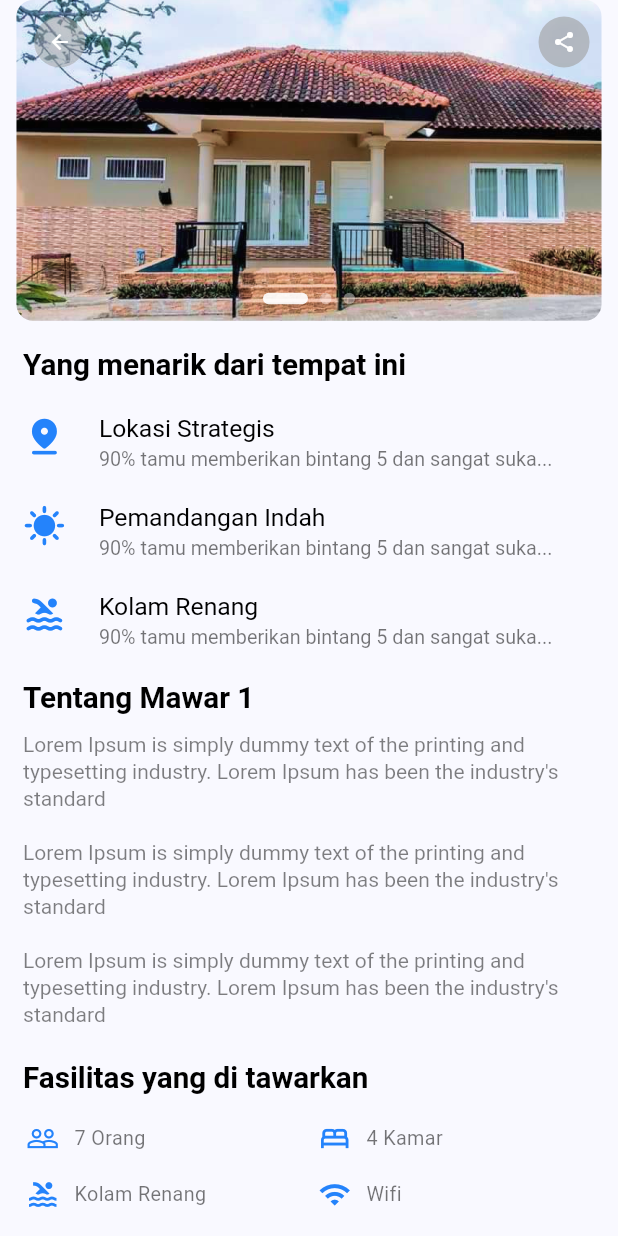
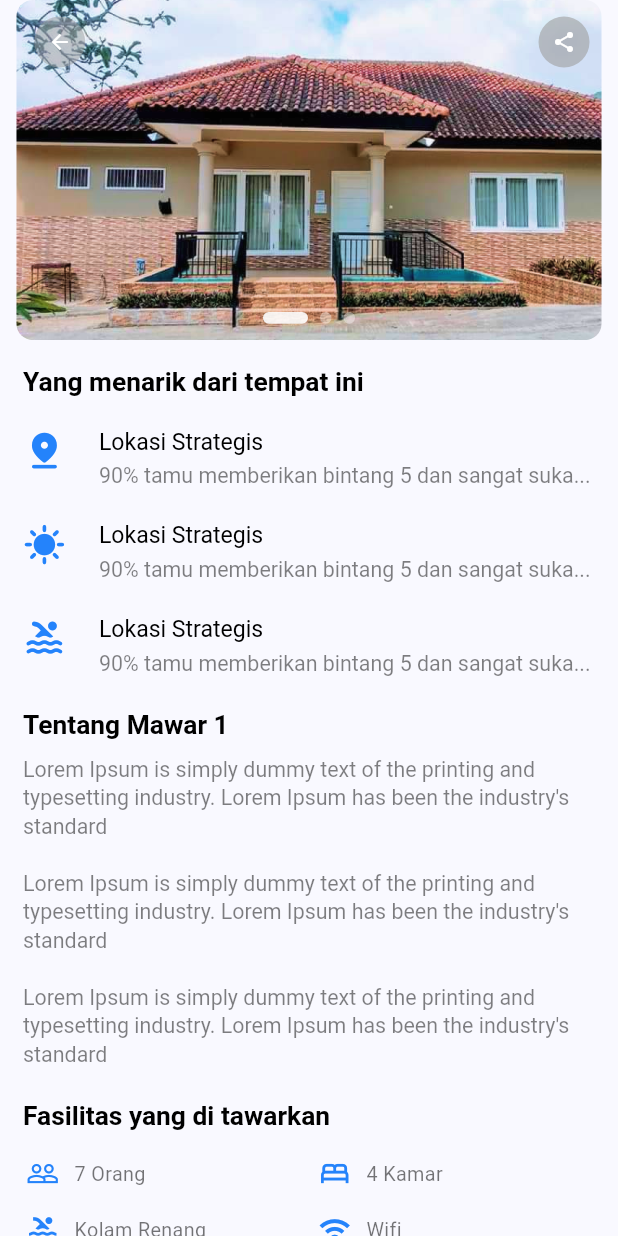
Before and after one commit to rogersovich/villa_idealis, a Flutter app: the screen it shows after launch, after a tap on "Detail", on a phone screen of 412 x 824 dp. Run offline on Flutter 3.47's test engine with Material 2 defaults, Android fonts, the phone set to English and light mode, and no system bars; drawn by our look-alikes of carousel_slider; our stand-ins replace hexcolor.

Commit message:
[UPDATE] VIlla data

```diff
--- a/lib/src/feature/home/presentation/pages/home_pages.dart
+++ b/lib/src/feature/home/presentation/pages/home_pages.dart
@@ -65,8 +65,12 @@ class _HomePagesState extends State<HomePages> {
                 facilities: villa.facilities,
               );
             }).toList(),
-            buildOutlinedButton(context, "Lihat lebih banyak",
-                onPressed: () => {}),
+            Padding(
+              padding: EdgeInsets.symmetric(
+                  horizontal: getProportionateScreenWidth(context, 10)),
+              child: buildOutlinedButton(context, "Lihat lebih banyak",
+                  onPressed: () => {}, width: double.infinity, height: 34),
+            ),
             Padding(
               padding: paddingCard,
               child: Row(
@@ -91,7 +95,7 @@ class _HomePagesState extends State<HomePages> {
                 enlargeCenterPage: false,
                 enableInfiniteScroll: false,
                 viewportFraction: 0.9,
-                aspectRatio: 1.05,
+                aspectRatio: 0.97,
                 padEnds: false,
                 onPageChanged: (index, reason) {
                   setState(() {
--- a/lib/src/feature/home/presentation/widgets/image_slider_widget.dart
+++ b/lib/src/feature/home/presentation/widgets/image_slider_widget.dart
@@ -52,7 +52,7 @@ class _ImageSliderWidgetState extends State<ImageSliderWidget> {
             enlargeCenterPage: true,
             enlargeFactor: 0.1,
             viewportFraction: 1,
-            aspectRatio: 2.2,
+            aspectRatio: 16 / 9,
             onPageChanged: (index, reason) {
               setState(() {
                 _current = index;
--- a/lib/src/feature/villla/presentation/pages/villa_pages.dart
+++ b/lib/src/feature/villla/presentation/pages/villa_pages.dart
@@ -1,4 +1,5 @@
 import 'package:flutter/material.dart';
+import 'package:url_launcher/url_launcher.dart';
 import 'package:villa_idealis/size_config.dart';
 import 'package:villa_idealis/src/core/constant/color_constant.dart';
 import 'package:villa_idealis/src/core/utils/button_util.dart';
@@ -16,6 +17,21 @@ class VillaPages extends StatefulWidget {
 }
 
 class _VillaPagesState extends State<VillaPages> {
+  // bool _hasCallSupport = false;
+  // Future<void>? _launched;
+  // String _phone = '089627210822';
+
+  // @override
+  // void initState() {
+  //   super.initState();
+  //   // Check for phone call support.
+  //   canLaunchUrl(Uri(scheme: 'tel', path: '123')).then((bool result) {
+  //     setState(() {
+  //       _hasCallSupport = result;
+  //     });
+  //   });
+  // }
+
   @override
   Widget build(BuildContext context) {
     final List<ListFacilities> listFacility = [
@@ -26,6 +42,22 @@ class _VillaPagesState extends State<VillaPages> {
     ];
     final double fontSizeTextIcon = getProportionateScreenWidth(context, 12);
     final double fontSizeIcon = getProportionateScreenWidth(context, 20);
+
+    Future<void> launchInBrowser() async {
+      const phoneNumber = '6289627210822';
+      const message = 'Hello, this is a template message!\n'
+          'This is a new line.\n'
+          'Another line here.';
+
+      final whatsappUrl = Uri.parse(
+          'https://wa.me/$phoneNumber/?text=${Uri.encodeComponent(message)}');
+      if (!await launchUrl(
+        whatsappUrl,
+        mode: LaunchMode.platformDefault,
+      )) {
+        throw Exception('Could not launch');
+      }
+    }
 
     return Scaffold(
       body: SafeArea(
@@ -77,9 +109,7 @@ class _VillaPagesState extends State<VillaPages> {
                               color: kWhiteColor,
                               size: 16,
                             ),
-                            onPressed: () {
-                              Navigator.pop(context);
-                            },
+                            onPressed: () {},
                           ),
                         ),
                         // Add more icons here as needed
@@ -97,7 +127,7 @@ class _VillaPagesState extends State<VillaPages> {
                   children: [
                     //todo Interesting Points
                     buildTextCustom(context, 'Yang menarik dari tempat ini',
-                        weight: 'w600', fontSize: 18),
+                        weight: 'w600', fontSize: 16),
                     SizedBox(height: getProportionateScreenWidth(context, 20)),
                     Column(
                       children: [
@@ -116,13 +146,21 @@ class _VillaPagesState extends State<VillaPages> {
                               crossAxisAlignment: CrossAxisAlignment.start,
                               children: [
                                 buildTextCustom(context, 'Lokasi Strategis',
-                                    fontSize: 15),
+                                    fontSize: 14),
                                 SizedBox(
                                     height: getProportionateScreenWidth(
                                         context, 4)),
-                                buildTextCustom(context,
-                                    '90% tamu memberikan bintang 5 dan sangat suka...',
-                                    fontSize: 12, color: Colors.black54)
+                                RichText(
+                                  text: TextSpan(
+                                      text:
+                                          "90% tamu memberikan bintang 5 dan sangat suka...",
+                                      style: TextStyle(
+                                          height: 1.3,
+                                          fontSize: getProportionateScreenWidth(
+                                              context, 13),
+                                          color:
+                                              Colors.black.withOpacity(0.5))),
+                                ),
                               ],
                             )
                           ],
@@ -143,17 +181,22 @@ class _VillaPagesState extends State<VillaPages> {
                             Column(
                               crossAxisAlignment: CrossAxisAlignment.start,
                               children: [
-                                buildTextCustom(context, 'Pemandangan Indah',
-                                    fontSize: 15),
+                                buildTextCustom(context, 'Lokasi Strategis',
+                                    fontSize: 14),
                                 SizedBox(
                                     height: getProportionateScreenWidth(
                                         context, 4)),
-                                buildTextCustom(
-                                  context,
-                                  '90% tamu memberikan bintang 5 dan sangat suka...',
-                                  fontSize: 12,
-                                  color: Colors.black54,
-                                )
+                                RichText(
+                                  text: TextSpan(
+                                      text:
+                                          "90% tamu memberikan bintang 5 dan sangat suka...",
+                                      style: TextStyle(
+                                          height: 1.3,
+                                          fontSize: getProportionateScreenWidth(
+                                              context, 13),
+                                          color:
+                                              Colors.black.withOpacity(0.5))),
+                                ),
                               ],
                             )
                           ],
@@ -174,17 +217,22 @@ class _VillaPagesState extends State<VillaPages> {
                             Column(
                               crossAxisAlignment: CrossAxisAlignment.start,
                               children: [
-                                buildTextCustom(context, 'Kolam Renang',
-                                    fontSize: 15),
+                                buildTextCustom(context, 'Lokasi Strategis',
+                                    fontSize: 14),
                                 SizedBox(
                                     height: getProportionateScreenWidth(
                                         context, 4)),
-                                buildTextCustom(
-                                  context,
-                                  '90% tamu memberikan bintang 5 dan sangat suka...',
-                                  fontSize: 12,
-                                  color: Colors.black54,
-                                )
+                                RichText(
+                                  text: TextSpan(
+                                      text:
+                                          "90% tamu memberikan bintang 5 dan sangat suka...",
+                                      style: TextStyle(
+                                          height: 1.3,
+                                          fontSize: getProportionateScreenWidth(
+                                              context, 13),
+                                          color:
+                                              Colors.black.withOpacity(0.5))),
+                                ),
                               ],
                             )
                           ],
@@ -194,12 +242,14 @@ class _VillaPagesState extends State<VillaPages> {
                     SizedBox(height: getProportionateScreenWidth(context, 20)),
                     //todo Description
                     buildTextCustom(context, 'Tentang Mawar 1',
-                        weight: 'w600', fontSize: 18),
+                        weight: 'w600', fontSize: 16),
                     SizedBox(height: getProportionateScreenWidth(context, 10)),
                     RichText(
                         text: TextSpan(
-                            style:
-                                TextStyle(color: Colors.black.withOpacity(0.5)),
+                            style: TextStyle(
+                                color: Colors.black.withOpacity(0.5),
+                                fontSize:
+                                    getProportionateScreenWidth(context, 13)),
                             children: const [
                           TextSpan(
                               text:
@@ -223,10 +273,11 @@ class _VillaPagesState extends State<VillaPages> {
                     SizedBox(height: getProportionateScreenWidth(context, 20)),
                     //todo List Fasilitas
                     buildTextCustom(context, 'Fasilitas yang di tawarkan',
-                        weight: 'w600', fontSize: 18),
+                        weight: 'w600', fontSize: 16),
                     SizedBox(height: getProportionateScreenWidth(context, 10)),
                     GridView.builder(
                       shrinkWrap: true,
+                      physics: const NeverScrollableScrollPhysics(),
                       gridDelegate:
                           const SliverGridDelegateWithFixedCrossAxisCount(
                               crossAxisCount: 2, // Number of icons per row
@@ -236,7 +287,6 @@ class _VillaPagesState extends State<VillaPages> {
                       itemCount: listFacility.length,
                       itemBuilder: (context, index) {
                         return Container(
-                          // decoration: BoxDecoration(color: kPrimaryColor),
                           padding: EdgeInsets.symmetric(
                               horizontal:
                                   getProportionateScreenWidth(context, 2)),
@@ -286,7 +336,7 @@ class _VillaPagesState extends State<VillaPages> {
                               mainAxisAlignment: MainAxisAlignment.spaceBetween,
                               children: [
                                 buildTextCustom(context, 'Mawar 1',
-                                    fontSize: 15, weight: 'w500'),
+                                    fontSize: 14, weight: 'w500'),
                                 Row(
                                   mainAxisAlignment: MainAxisAlignment.start,
                                   crossAxisAlignment: CrossAxisAlignment.center,
@@ -295,21 +345,21 @@ class _VillaPagesState extends State<VillaPages> {
                                       Icons.confirmation_num_rounded,
                                       color: kPrimaryColor,
                                       size: getProportionateScreenWidth(
-                                          context, 20),
+                                          context, 18),
                                     ),
                                     SizedBox(
                                         width: getProportionateScreenWidth(
                                             context,
                                             8)), // Add some spacing between the icon and text
                                     buildTextCustom(context, 'CBM-DA001',
-                                        fontSize: 13)
+                                        fontSize: 12)
                                   ],
                                 ),
                               ],
                             ),
                             SizedBox(
                                 height:
-                                    getProportionateScreenWidth(context, 8)),
+                                    getProportionateScreenWidth(context, 12)),
                             RichText(
                               text: TextSpan(
                                   text:
@@ -322,18 +372,18 @@ class _VillaPagesState extends State<VillaPages> {
                             ),
                             SizedBox(
                                 height:
-                                    getProportionateScreenWidth(context, 10)),
+                                    getProportionateScreenWidth(context, 16)),
                             Row(
                               mainAxisAlignment: MainAxisAlignment.spaceBetween,
                               children: [
                                 buildTextCustom(context, 'Chat to Whatsapp',
-                                    fontSize: 13,
+                                    fontSize: 12,
                                     weight: 'w500',
                                     color: Colors.black.withOpacity(0.7)),
                                 buildTextCustom(
                                   context,
                                   '08937812892',
-                                  fontSize: 13,
+                                  fontSize: 12,
                                   color: kPrimaryColor,
                                 )
                               ],
@@ -342,8 +392,9 @@ class _VillaPagesState extends State<VillaPages> {
                                 height:
                                     getProportionateScreenWidth(context, 10)),
                             buildElevatedButton(context, "Chat Sekarang",
-                                onPressed: () => {},
+                                onPressed: () => {launchInBrowser()},
                                 width: double.infinity,
+                                height: 34,
                                 icon: Icons.chat_rounded,
                                 fontSize: 13)
                           ],
--- a/lib/src/feature/villla/presentation/widgets/villa_image_carousel_widget.dart
+++ b/lib/src/feature/villla/presentation/widgets/villa_image_carousel_widget.dart
@@ -54,7 +54,7 @@ class _VillaImageCarouselWidgetState extends State<VillaImageCarouselWidget> {
             enlargeCenterPage: true,
             enlargeFactor: 0.1,
             viewportFraction: 1,
-            aspectRatio: 16 / 8.5,
+            aspectRatio: 16 / 9,
             onPageChanged: (index, reason) {
               setState(() {
                 _current = index;
--- a/pubspec.yaml
+++ b/pubspec.yaml
@@ -37,6 +37,7 @@ dependencies:
   cupertino_icons: ^1.0.2
   hexcolor: ^3.0.1
   carousel_slider: ^4.2.1
+  url_launcher: ^6.1.14
 
 dev_dependencies:
   flutter_test:
```
Also changed, not shown: 5 other files.
